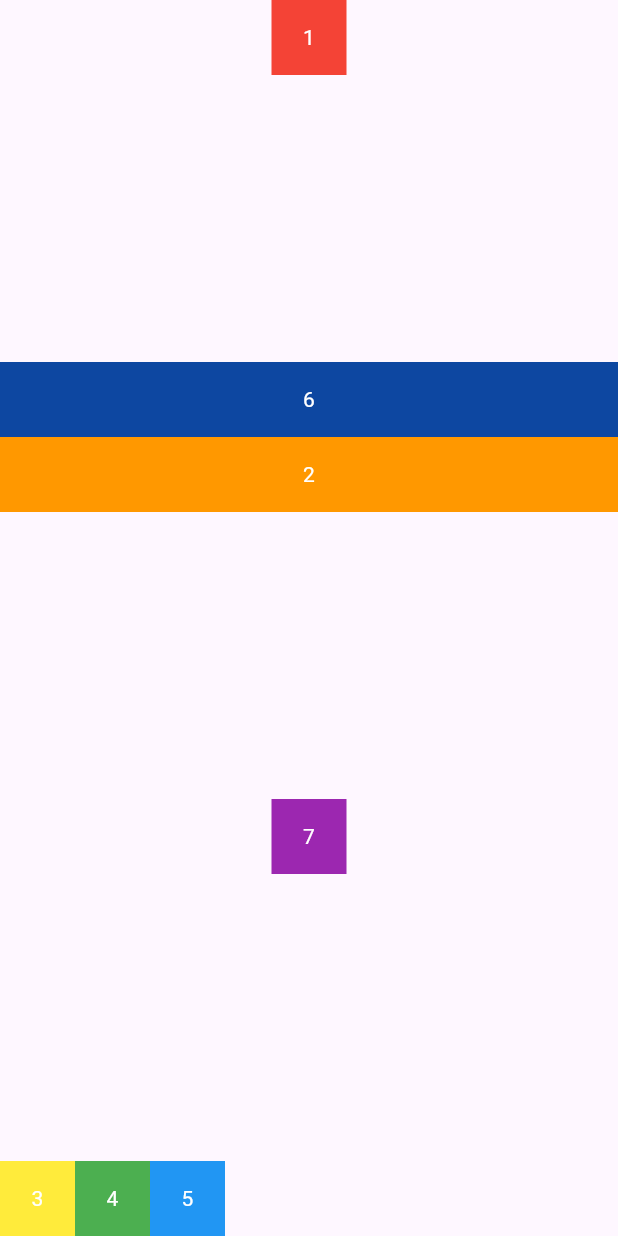
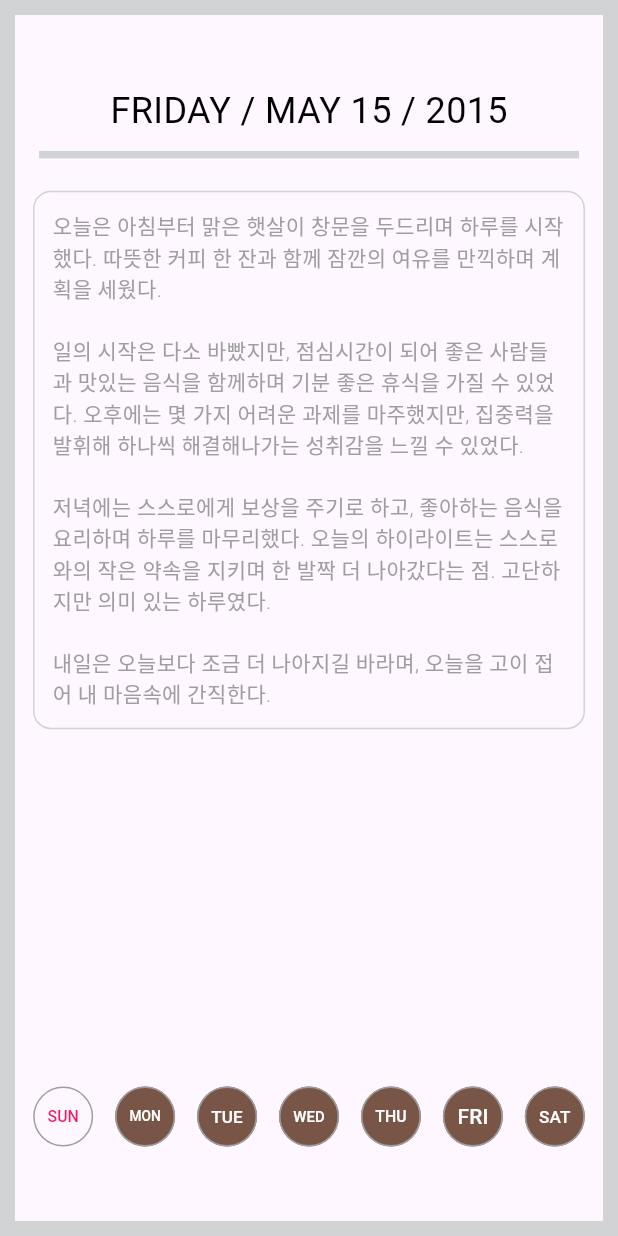
Before and after one commit to GDG-Gachon-24-25-Flutter-Study/GDG-KIM-Member-24-25, a Flutter app: the screen it shows after launch, on a phone screen of 412 x 824 dp. Run offline on Flutter 3.47's test engine with Material 3 defaults, Android fonts, the phone set to English and light mode, and no system bars.

Commit message:
[Modify] 2024-12-19 간단한 UI 제작

```diff
--- /dev/null
+++ b/lib/24_12_19/component/custom_text_button.dart
@@ -0,0 +1,54 @@
+import 'package:flutter/material.dart';
+
+class CustomTextButton extends StatelessWidget {
+  final VoidCallback onPressed;
+  final String data;
+  final Color? foregroundColor;
+  final Color? backgroundColor;
+
+  const CustomTextButton({
+    super.key,
+    required this.onPressed,
+    required this.data,
+    this.foregroundColor = Colors.white,
+    this.backgroundColor = Colors.brown,
+  });
+
+  @override
+  Widget build(BuildContext context) {
+    return ConstrainedBox(
+      // 텍스트 버튼 크기로 인해 화면 밖으로 나가지며 오버플로우가 발생.
+      // 이를 방지하기 위해 위젯의 크기를 제한
+      constraints: BoxConstraints(
+        minWidth: 40.0,
+        minHeight: 40.0,
+        maxWidth: 45.0,
+        maxHeight: 45.0,
+      ),
+      // 텍스트 버튼
+      child: TextButton(
+        // 버튼 스타일링
+        style: TextButton.styleFrom(
+          shape: CircleBorder(
+            side: BorderSide(
+              color: Colors.grey,
+            ),
+          ),
+          // 버튼 주 색상 (글씨, 눌렸을 때 hover 색상 등)
+          foregroundColor: foregroundColor,
+          // 버튼 배경 색상
+          backgroundColor: backgroundColor,
+        ),
+        // 눌렸을 때 실행될 함수
+        onPressed: onPressed,
+        // 버튼 문구
+        // FittedBox를 이용해 버튼 크기에 맞게 Text 크기를 자동 조정
+        child: FittedBox(
+          child: Text(
+            data,
+          ),
+        ),
+      ),
+    );
+  }
+}
--- /dev/null
+++ b/lib/24_12_19/layout/default_layout.dart
@@ -0,0 +1,10 @@
+import 'package:flutter/material.dart';
+
+class DefaultLayout extends StatelessWidget {
+  const DefaultLayout({super.key});
+
+  @override
+  Widget build(BuildContext context) {
+    return const Placeholder();
+  }
+}
--- /dev/null
+++ b/lib/24_12_19/view/diary.dart
@@ -0,0 +1,118 @@
+import 'package:flutter/material.dart';
+import 'package:gdg_24_25_flutter_study/24_12_19/component/custom_text_button.dart';
+
+class Diary extends StatelessWidget {
+  final List<String> weeks = [
+    'SUN',
+    'MON',
+    'TUE',
+    'WED',
+    'THU',
+    'FRI',
+    'SAT',
+    'SUN'
+  ];
+
+  Diary({super.key});
+
+  @override
+  Widget build(BuildContext context) {
+    return SafeArea(
+      child: Scaffold(
+        body: Container(
+          width: MediaQuery.sizeOf(context).width,
+          height: MediaQuery.sizeOf(context).height,
+          // 일기장 페이지 스타일링
+          decoration: BoxDecoration(
+            border: Border.all(
+              color: const Color.fromARGB(255, 209, 211, 213),
+              width: 10,
+              style: BorderStyle.solid,
+            ),
+          ),
+          // 페이지의 내용
+          child: Column(
+            mainAxisAlignment: MainAxisAlignment.center,
+            children: [
+              // 날짜 정보
+              Text(
+                'FRIDAY / MAY 15 / 2015',
+                style: TextStyle(
+                  fontSize: 24.0,
+                  color: Colors.black,
+                ),
+              ),
+              // 경계선
+              Divider(
+                // 높이
+                height: 24,
+                // 선 두께
+                thickness: 5,
+                // 색상
+                color: const Color.fromARGB(255, 209, 211, 213),
+                // 시작 선 패딩
+                indent: 16,
+                // 끝 선 패딩
+                endIndent: 16,
+              ),
+              // Flexible을 이용한 동적관리
+              // 일기장 본문
+              Flexible(
+                flex: 6,
+                child: Container(
+                  padding: EdgeInsets.all(12.0),
+                  margin: EdgeInsets.all(12.0),
+                  decoration: BoxDecoration(
+                    color: Colors.transparent,
+                    border: Border.all(
+                      color: const Color.fromARGB(255, 209, 211, 213),
+                    ),
+                    borderRadius: BorderRadius.circular(12.0),
+                  ),
+                  child: Text(
+                    '오늘은 아침부터 맑은 햇살이 창문을 두드리며 하루를 시작했다. 따뜻한 커피 한 잔과 함께 잠깐의 여유를 만끽하며 계획을 세웠다.\n\n일의 시작은 다소 바빴지만, 점심시간이 되어 좋은 사람들과 맛있는 음식을 함께하며 기분 좋은 휴식을 가질 수 있었다. 오후에는 몇 가지 어려운 과제를 마주했지만, 집중력을 발휘해 하나씩 해결해나가는 성취감을 느낄 수 있었다.\n\n저녁에는 스스로에게 보상을 주기로 하고, 좋아하는 음식을 요리하며 하루를 마무리했다. 오늘의 하이라이트는 스스로와의 작은 약속을 지키며 한 발짝 더 나아갔다는 점. 고단하지만 의미 있는 하루였다.\n\n내일은 오늘보다 조금 더 나아지길 바라며, 오늘을 고이 접어 내 마음속에 간직한다.',
+                    style: TextStyle(
+                      color: Colors.grey,
+                      fontSize: 14.0,
+                      fontWeight: FontWeight.w300,
+                    ),
+                  ),
+                ),
+              ),
+              // 여백 공간 띄우기
+              Spacer(
+                flex: 3,
+              ),
+              // 요일
+              Flexible(
+                flex: 1,
+                child: Row(
+                  mainAxisAlignment: MainAxisAlignment.spaceEvenly,
+                  children: List.generate(
+                    7,
+                    (index) {
+                      // 일요일: 텍스트 버튼
+                      if (weeks[index] == 'SUN') {
+                        return CustomTextButton(
+                          onPressed: () {},
+                          data: weeks[index],
+                          foregroundColor: Colors.pink,
+                          backgroundColor: Colors.transparent,
+                        );
+                      }
+                      // 나머지 요일: 텍스트 버튼
+                      return CustomTextButton(
+                        onPressed: () {},
+                        data: weeks[index],
+                      );
+                    },
+                  ),
+                ),
+              ),
+            ],
+          ),
+        ),
+      ),
+    );
+  }
+}
--- /dev/null
+++ b/lib/Ex/screen/homepage.dart
@@ -0,0 +1,49 @@
+import 'package:flutter/material.dart';
+
+class Homepage extends StatelessWidget {
+  const Homepage({super.key});
+
+  @override
+  Widget build(BuildContext context) {
+    return Scaffold(
+      body: Scaffold(
+        body: Column(
+          mainAxisAlignment: MainAxisAlignment.center,
+          crossAxisAlignment: CrossAxisAlignment.stretch,
+          children: [
+            Center(
+              child: Text(
+                'Hello',
+                style: TextStyle(
+                  color: Colors.red,
+                  fontSize: 16.0,
+                  fontWeight: FontWeight.w500,
+                ),
+              ),
+            ),
+            Center(
+              child: Text(
+                'Flutter',
+                style: TextStyle(
+                  color: Colors.red,
+                  fontSize: 16.0,
+                  fontWeight: FontWeight.w500,
+                ),
+              ),
+            ),
+            Center(
+              child: Text(
+                'GDG',
+                style: TextStyle(
+                  color: Colors.red,
+                  fontSize: 16.0,
+                  fontWeight: FontWeight.w500,
+                ),
+              ),
+            ),
+          ],
+        ),
+      ),
+    );
+  }
+}
--- a/lib/main.dart
+++ b/lib/main.dart
@@ -1,6 +1,5 @@
 import 'package:flutter/material.dart';
-
-import 'page/ex2.dart';
+import 'package:gdg_24_25_flutter_study/24_12_19/view/diary.dart';
 
 void main() {
   runApp(const MyApp());
@@ -12,8 +11,7 @@ class MyApp extends StatelessWidget {
   @override
   Widget build(BuildContext context) {
     return MaterialApp(
-      debugShowCheckedModeBanner: false,
-      home: Ex2(),
+      home: Diary(),
     );
   }
 }
```
Also changed, not shown: pubspec.yaml (+4 -12 lines), lib/Ex/3lap/component/rainbow_model_box.dart (renamed from lib/3lap/component/rainbow_model_box.dart), lib/Ex/3lap/const/colors.dart (renamed from lib/3lap/const/colors.dart), lib/Ex/3lap/page/ex1.dart (renamed from lib/3lap/page/ex1.dart), lib/Ex/3lap/page/ex2.dart (renamed from lib/3lap/page/ex2.dart), lib/Ex/page/ex1.dart (renamed from lib/page/ex1.dart), lib/Ex/page/ex2.dart (renamed from lib/page/ex2.dart), pubspec.lock, 148 other files.
